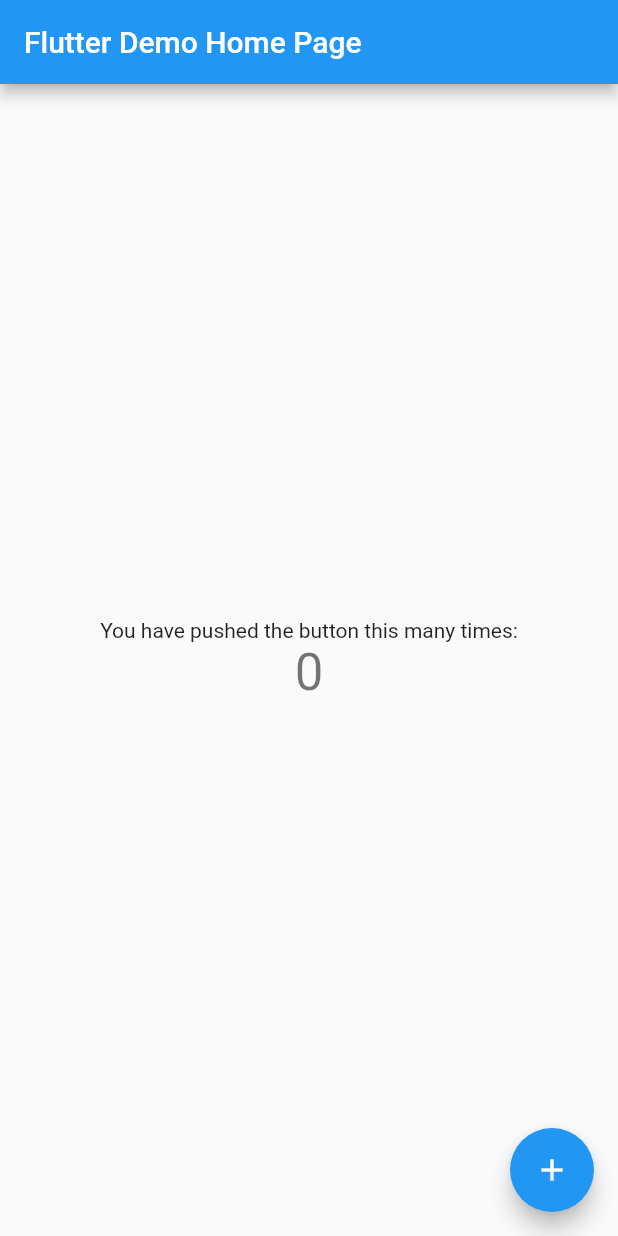
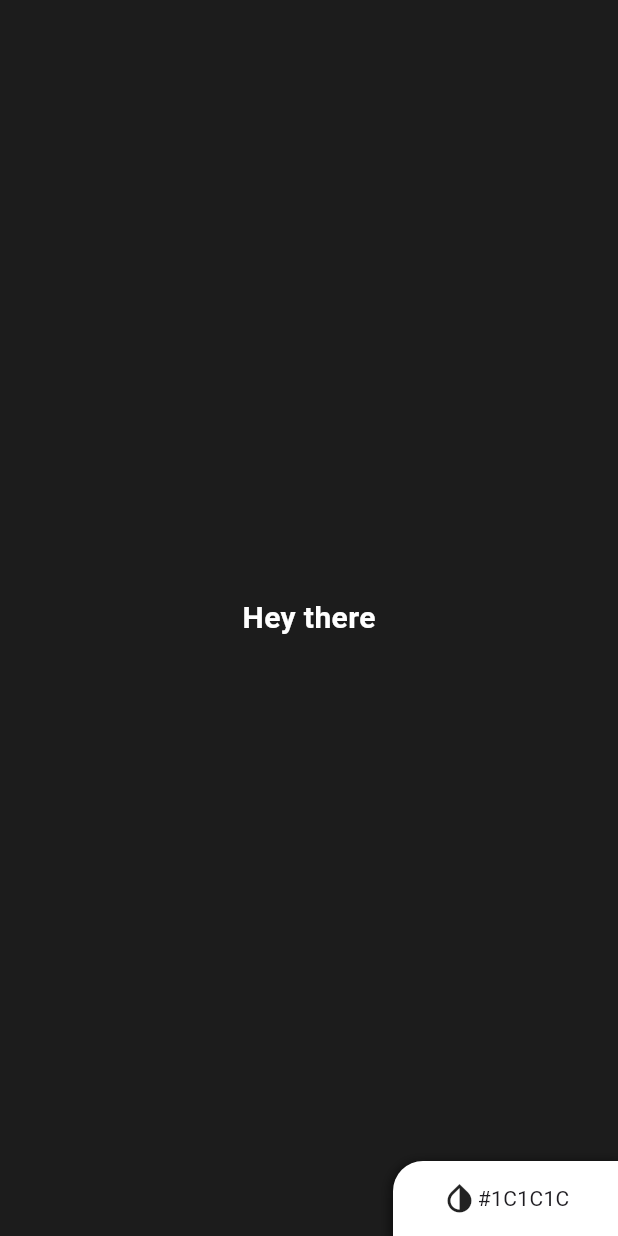
Before and after one commit to LucasCDutra/RandomColor, a Flutter app: the screen it shows after launch, on a phone screen of 412 x 824 dp. Run offline on Flutter 3.47's test engine with Material 2 defaults, Android fonts, the phone set to English and light mode, and no system bars.

Commit message:
First Commit - Random Color

```diff
--- a/lib/main.dart
+++ b/lib/main.dart
@@ -1,115 +1,29 @@
 import 'package:flutter/material.dart';
+import 'package:random_color_solid_task/views/home/home_view.dart';
 
+/// Entry point of the application.
 void main() {
-  runApp(const MyApp());
+  runApp(const RandomColorMain());
 }
 
-class MyApp extends StatelessWidget {
-  const MyApp({super.key});
+/// Main class that defines the structure of the application.
+class RandomColorMain extends StatelessWidget {
+  /// Default constructor of the class.
+  const RandomColorMain({
+    super.key,
+  });
 
-  // This widget is the root of your application.
+  /// Method that builds the user interface of the application.
   @override
   Widget build(BuildContext context) {
     return MaterialApp(
-      title: 'Flutter Demo',
+      debugShowCheckedModeBanner: false,
+      title: 'Solid Task - Random Color',
       theme: ThemeData(
-        // This is the theme of your application.
-        //
-        // Try running your application with "flutter run". You'll see the
-        // application has a blue toolbar. Then, without quitting the app, try
-        // changing the primarySwatch below to Colors.green and then invoke
-        // "hot reload" (press "r" in the console where you ran "flutter run",
-        // or simply save your changes to "hot reload" in a Flutter IDE).
-        // Notice that the counter didn't reset back to zero; the application
-        // is not restarted.
-        primarySwatch: Colors.blue,
+        colorScheme: ColorScheme.fromSeed(seedColor: Colors.deepPurple),
+        useMaterial3: true,
       ),
-      home: const MyHomePage(title: 'Flutter Demo Home Page'),
+      home: const HomeView(),
     );
   }
 }
-
-class MyHomePage extends StatefulWidget {
-  const MyHomePage({super.key, required this.title});
-
-  // This widget is the home page of your application. It is stateful, meaning
-  // that it has a State object (defined below) that contains fields that affect
-  // how it looks.
-
-  // This class is the configuration for the state. It holds the values (in this
-  // case the title) provided by the parent (in this case the App widget) and
-  // used by the build method of the State. Fields in a Widget subclass are
-  // always marked "final".
-
-  final String title;
-
-  @override
-  State<MyHomePage> createState() => _MyHomePageState();
-}
-
-class _MyHomePageState extends State<MyHomePage> {
-  int _counter = 0;
-
-  void _incrementCounter() {
-    setState(() {
-      // This call to setState tells the Flutter framework that something has
-      // changed in this State, which causes it to rerun the build method below
-      // so that the display can reflect the updated values. If we changed
-      // _counter without calling setState(), then the build method would not be
-      // called again, and so nothing would appear to happen.
-      _counter++;
-    });
-  }
-
-  @override
-  Widget build(BuildContext context) {
-    // This method is rerun every time setState is called, for instance as done
-    // by the _incrementCounter method above.
-    //
-    // The Flutter framework has been optimized to make rerunning build methods
-    // fast, so that you can just rebuild anything that needs updating rather
-    // than having to individually change instances of widgets.
-    return Scaffold(
-      appBar: AppBar(
-        // Here we take the value from the MyHomePage object that was created by
-        // the App.build method, and use it to set our appbar title.
-        title: Text(widget.title),
-      ),
-      body: Center(
-        // Center is a layout widget. It takes a single child and positions it
-        // in the middle of the parent.
-        child: Column(
-          // Column is also a layout widget. It takes a list of children and
-          // arranges them vertically. By default, it sizes itself to fit its
-          // children horizontally, and tries to be as tall as its parent.
-          //
-          // Invoke "debug painting" (press "p" in the console, choose the
-          // "Toggle Debug Paint" action from the Flutter Inspector in Android
-          // Studio, or the "Toggle Debug Paint" command in Visual Studio Code)
-          // to see the wireframe for each widget.
-          //
-          // Column has various properties to control how it sizes itself and
-          // how it positions its children. Here we use mainAxisAlignment to
-          // center the children vertically; the main axis here is the vertical
-          // axis because Columns are vertical (the cross axis would be
-          // horizontal).
-          mainAxisAlignment: MainAxisAlignment.center,
-          children: <Widget>[
-            const Text(
-              'You have pushed the button this many times:',
-            ),
-            Text(
-              '$_counter',
-              style: Theme.of(context).textTheme.headlineMedium,
-            ),
-          ],
-        ),
-      ),
-      floatingActionButton: FloatingActionButton(
-        onPressed: _incrementCounter,
-        tooltip: 'Increment',
-        child: const Icon(Icons.add),
-      ), // This trailing comma makes auto-formatting nicer for build methods.
-    );
-  }
-}
--- /dev/null
+++ b/lib/views/home/home_view.dart
@@ -0,0 +1,88 @@
+import 'dart:math';
+import 'package:flutter/material.dart';
+import 'package:random_color_solid_task/widgets/color_info.dart';
+
+/// A StatefulWidget class that represents the first screen of the application.
+class HomeView extends StatefulWidget {
+  /// Default constructor of the class.
+  const HomeView({super.key});
+
+  @override
+  State<HomeView> createState() => _HomeViewState();
+}
+
+class _HomeViewState extends State<HomeView> {
+  late Color _backgroundRgb;
+  Color _fontColor = Colors.black;
+  String _hexColor = '';
+
+  @override
+  void initState() {
+    _changeBackgroundColorRandom();
+    super.initState();
+  }
+
+  /// Builds the user interface of the application.
+  @override
+  Widget build(BuildContext context) {
+    return GestureDetector(
+      onTap: _changeBackgroundColorRandom,
+      child: Scaffold(
+        backgroundColor: _backgroundRgb,
+        body: Stack(
+          children: [
+            Center(
+              child: Text(
+                'Hey there',
+                style: TextStyle(
+                  color: _fontColor,
+                  fontSize: 20,
+                  fontWeight: FontWeight.bold,
+                ),
+              ),
+            ),
+            ColorInfo(textColor: _hexColor),
+          ],
+        ),
+      ),
+    );
+  }
+
+  /// Changes the background color of the application to a random color.
+  void _changeBackgroundColorRandom() {
+    final int redInteger = Random().nextInt(256);
+    final int greenInteger = Random().nextInt(256);
+    final int blueInteger = Random().nextInt(256);
+
+    setState(() {
+      _hexColor = rgbToHex(redInteger, greenInteger, blueInteger);
+
+      _fontColor =
+          calculateLuminance(redInteger, greenInteger, blueInteger) > 0.5
+              ? Colors.black
+              : Colors.white;
+
+      _backgroundRgb = Color.fromRGBO(
+        redInteger,
+        greenInteger,
+        blueInteger,
+        1,
+      );
+    });
+  }
+
+  /// Converts RGB color values to a hexadecimal color string.
+  String rgbToHex(int r, int g, int b) {
+    final String hexRed = r.toRadixString(16).padLeft(2, '0');
+    final String hexGreen = g.toRadixString(16).padLeft(2, '0');
+    final String hexBlue = b.toRadixString(16).padLeft(2, '0');
+    return '#$hexRed$hexGreen$hexBlue';
+  }
+
+  /// Calculates the luminance of a given RGB color.
+  ///
+  /// The result is a value between 0 and 1, where 0 is black and 1 is white.
+  double calculateLuminance(int r, int g, int b) {
+    return (0.299 * r + 0.587 * g + 0.114 * b) / 255;
+  }
+}
--- /dev/null
+++ b/lib/widgets/color_info.dart
@@ -0,0 +1,71 @@
+import 'package:flutter/material.dart';
+import 'package:flutter/services.dart';
+
+/// A widget that displays information about a color
+/// and allows copying the color code to clipboard.
+class ColorInfo extends StatefulWidget {
+  /// The text color to display information about.
+  final String textColor;
+
+  /// Creates a new [ColorInfo] widget.
+  ///
+  /// The [textColor] parameter must not be null.
+  const ColorInfo({
+    required this.textColor,
+    Key? key,
+  }) : super(key: key);
+
+  @override
+  State<ColorInfo> createState() => _ColorInfoState();
+}
+
+class _ColorInfoState extends State<ColorInfo> {
+  @override
+  Widget build(BuildContext context) {
+    return Positioned(
+      bottom: 0,
+      right: 0,
+      child: GestureDetector(
+        onTap: _copyToClipboard,
+        child: Center(
+          child: Container(
+            height: 50,
+            width: 150,
+            decoration: BoxDecoration(
+              color: Colors.white,
+              borderRadius: const BorderRadius.only(
+                topLeft: Radius.circular(20),
+              ),
+              boxShadow: [
+                BoxShadow(
+                  color: Colors.black.withOpacity(0.5),
+                  spreadRadius: 2,
+                  blurRadius: 5,
+                  offset: const Offset(0, 3),
+                ),
+              ],
+            ),
+            child: Row(
+              mainAxisAlignment: MainAxisAlignment.center,
+              children: [
+                const Icon(Icons.invert_colors_on),
+                Text(widget.textColor.toUpperCase()),
+              ],
+            ),
+          ),
+        ),
+      ),
+    );
+  }
+
+  ///Copies the color code to clipboard and shows a snackbar with a success msg.
+  void _copyToClipboard() {
+    Clipboard.setData(ClipboardData(text: widget.textColor.toUpperCase()));
+    ScaffoldMessenger.of(context).showSnackBar(
+      const SnackBar(
+        duration: Duration(seconds: 1),
+        content: Text('Text copied to clipboard!'),
+      ),
+    );
+  }
+}
```
Also changed, not shown: pubspec.yaml (+6 -77 lines), pubspec.lock, 1 other file.
